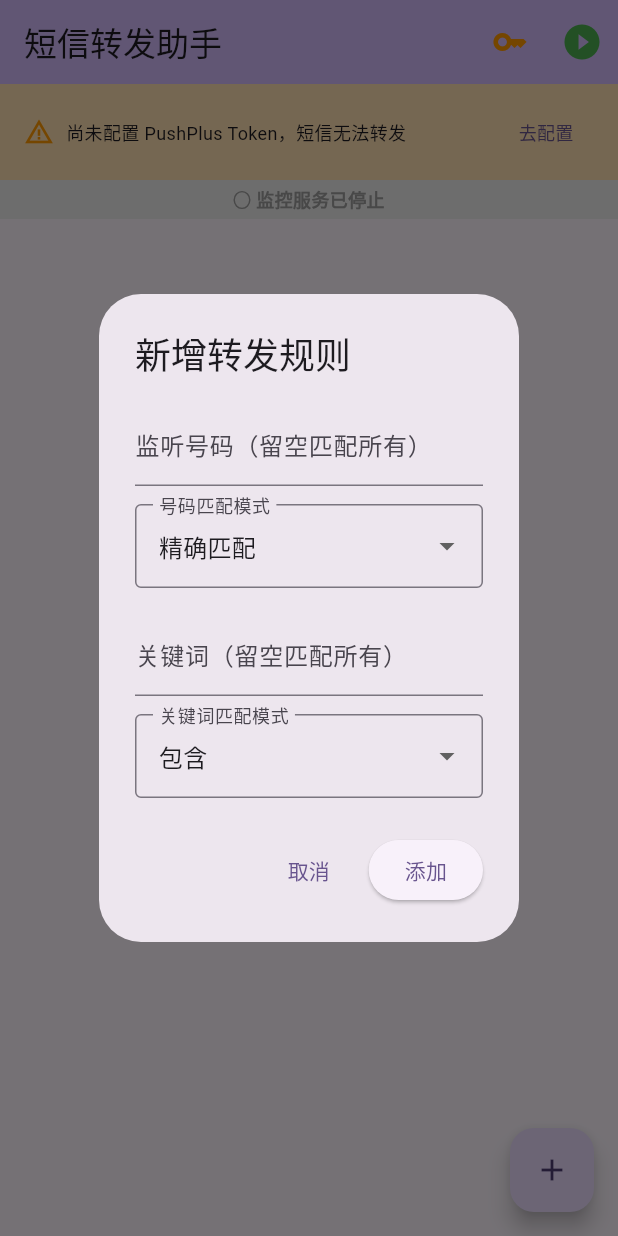
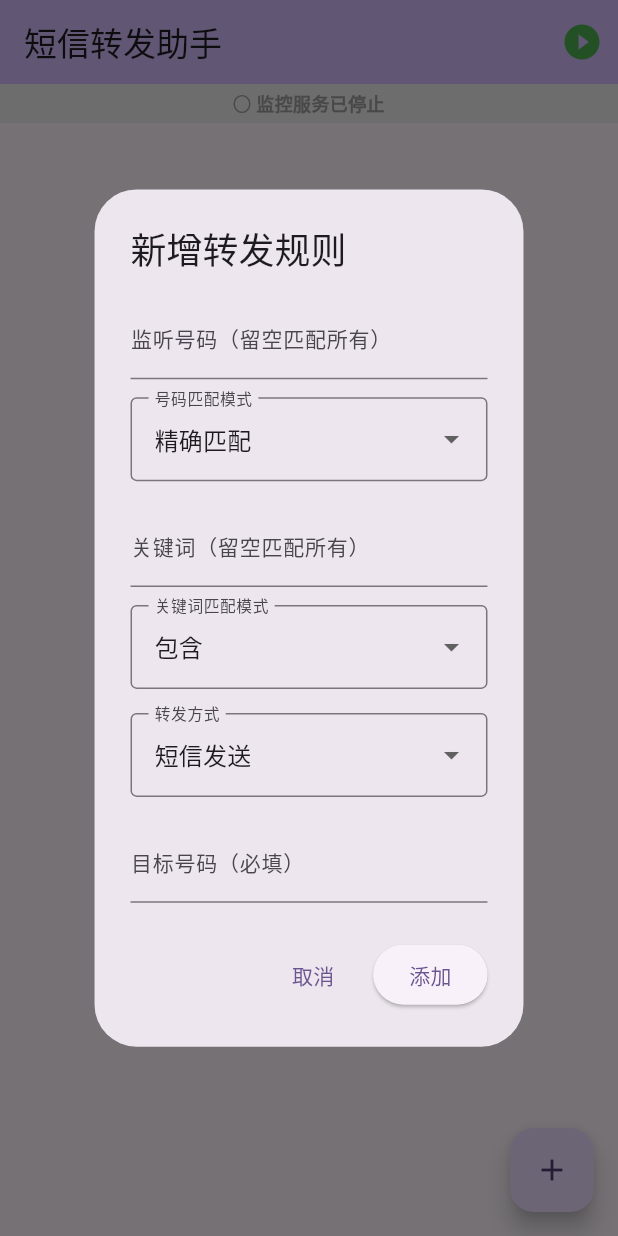
Before and after one commit to eason-zhou-233/EZ-SMS-Forwarder, a Flutter app: the screen it shows after launch, after a tap on the "add" icon, on a phone screen of 412 x 824 dp. Run offline on Flutter 3.47's test engine with Material 3 defaults, Android fonts, the phone set to English and light mode, and no system bars; our stand-ins replace flutter_local_notifications, permission_handler, shared_preferences; missing offline and left inert: another_telephony, flutter_background_service.

Commit message:
v1.2.0 增加钉钉群转发和短信转发功能

```diff
--- a/lib/main.dart
+++ b/lib/main.dart
@@ -9,8 +9,10 @@ import 'dart:ui';
 import 'package:flutter_background_service/flutter_background_service.dart';
 import 'package:flutter_local_notifications/flutter_local_notifications.dart';
 
-// --- 存储 Key 常量 ---
-const String _pushTokenKey = 'push_plus_token';
+// --- 转发方式常量 ---
+const String _forwardTypePushPlus = 'PushPlus推送';
+const String _forwardTypeSms = '短信发送';
+const String _forwardTypeDingTalk = '钉钉群';
 
 // --- 规则模型 ---
 class ForwardRule {
@@ -18,12 +20,27 @@ class ForwardRule {
   String keyword;
   String numberMatchType;
   String keywordMatchType;
+  String forwardType; // 转发方式
+  // PushPlus 配置
+  String pushPlusToken;
+  String pushPlusTopic;
+  String pushPlusTo;
+  // 短信转发 配置
+  String smsTargetNumber;
+  // 钉钉群 配置
+  String dingTalkAccessToken;
 
   ForwardRule({
     required this.targetNumber,
     required this.keyword,
     this.numberMatchType = '精确匹配',
     this.keywordMatchType = '包含',
+    this.forwardType = _forwardTypeSms,
+    this.pushPlusToken = '',
+    this.pushPlusTopic = '',
+    this.pushPlusTo = '',
+    this.smsTargetNumber = '',
+    this.dingTalkAccessToken = '',
   });
 
   Map<String, dynamic> toJson() => {
@@ -31,6 +48,12 @@ class ForwardRule {
     'keyword': keyword,
     'numberMatchType': numberMatchType,
     'keywordMatchType': keywordMatchType,
+    'forwardType': forwardType,
+    'pushPlusToken': pushPlusToken,
+    'pushPlusTopic': pushPlusTopic,
+    'pushPlusTo': pushPlusTo,
+    'smsTargetNumber': smsTargetNumber,
+    'dingTalkAccessToken': dingTalkAccessToken,
   };
 
   factory ForwardRule.fromJson(Map<String, dynamic> json) => ForwardRule(
@@ -38,6 +61,12 @@ class ForwardRule {
     keyword: json['keyword'] ?? '',
     numberMatchType: json['numberMatchType'] ?? '精确匹配',
     keywordMatchType: json['keywordMatchType'] ?? '包含',
+    forwardType: json['forwardType'] ?? _forwardTypeSms,
+    pushPlusToken: json['pushPlusToken'] ?? '',
+    pushPlusTopic: json['pushPlusTopic'] ?? '',
+    pushPlusTo: json['pushPlusTo'] ?? '',
+    smsTargetNumber: json['smsTargetNumber'] ?? '',
+    dingTalkAccessToken: json['dingTalkAccessToken'] ?? '',
   );
 }
 
@@ -183,8 +212,6 @@ Future<void> processSms(SmsMessage message) async {
   final sender = message.address ?? '';
   final content = message.body ?? '';
 
-  final token = prefs.getString(_pushTokenKey) ?? '';
-
   // 标准化后的号码，用于号码比较
   final normalizedSender = _normalizePhone(sender);
 
@@ -204,6 +231,7 @@ Future<void> processSms(SmsMessage message) async {
     debugPrint('规则-号码匹配模式: ${rule.numberMatchType}');
     debugPrint('规则-关键词: "${rule.keyword}"');
     debugPrint('规则-关键词匹配模式: ${rule.keywordMatchType}');
+    debugPrint('规则-转发方式: ${rule.forwardType}');
 
     final numberMatch = _isMatch(
       normalizedSender,
@@ -216,8 +244,8 @@ Future<void> processSms(SmsMessage message) async {
     debugPrint('关键词匹配结果: $keywordMatch');
 
     if (numberMatch && keywordMatch) {
-      debugPrint('>>> 规则匹配成功，开始转发 <<<');
-      await _sendToPushPlus(sender, content, token);
+      debugPrint('>>> 规则匹配成功，开始转发: ${rule.forwardType} <<<');
+      await _executeForward(rule, sender, content);
       debugPrint('==================================');
       return;
     }
@@ -226,36 +254,110 @@ Future<void> processSms(SmsMessage message) async {
   debugPrint('==================================');
 }
 
-Future<void> _sendToPushPlus(
+Future<void> _executeForward(
+  ForwardRule rule,
   String sender,
   String content,
-  String token,
 ) async {
-  if (token.isEmpty) {
+  switch (rule.forwardType) {
+    case _forwardTypePushPlus:
+      await _sendToPushPlus(rule, sender, content);
+      break;
+    case _forwardTypeSms:
+      await _sendBySms(rule, sender, content);
+      break;
+    case _forwardTypeDingTalk:
+      await _sendToDingTalk(rule, sender, content);
+      break;
+    default:
+      debugPrint("未知的转发方式: ${rule.forwardType}");
+  }
+}
+
+Future<void> _sendToPushPlus(
+  ForwardRule rule,
+  String sender,
+  String content,
+) async {
+  if (rule.pushPlusToken.isEmpty) {
     debugPrint("转发跳过: 未配置 PushPlus Token");
     return;
   }
   try {
+    final body = <String, dynamic>{
+      'token': rule.pushPlusToken,
+      'title': '【验证码】来自 $sender',
+      'content': content,
+      'channel': "wechat",
+    };
+    if (rule.pushPlusTopic.isNotEmpty) {
+      body['topic'] = rule.pushPlusTopic;
+    }
+    if (rule.pushPlusTo.isNotEmpty) {
+      body['to'] = rule.pushPlusTo;
+    }
     final response = await http
         .post(
           Uri.parse('https://www.pushplus.plus/send'),
           headers: {'Content-Type': 'application/json'},
+          body: jsonEncode(body),
+        )
+        .timeout(const Duration(seconds: 10));
+    debugPrint("PushPlus转发成功: ${response.body}");
+  } catch (e) {
+    debugPrint("PushPlus转发失败: $e");
+  }
+}
+
+Future<void> _sendBySms(ForwardRule rule, String sender, String content) async {
+  if (rule.smsTargetNumber.isEmpty) {
+    debugPrint("转发跳过: 未配置短信目标号码");
+    return;
+  }
+  try {
+    await Telephony.instance.sendSms(
+      to: rule.smsTargetNumber,
+      message: '【验证码】来自 $sender\n$content',
+    );
+    debugPrint("短信转发已发送");
+  } catch (e) {
+    debugPrint("短信转发失败: $e");
+  }
+}
+
+Future<void> _sendToDingTalk(
+  ForwardRule rule,
+  String sender,
+  String content,
+) async {
+  if (rule.dingTalkAccessToken.isEmpty) {
+    debugPrint("转发跳过: 未配置钉钉 Access Token");
+    return;
+  }
+  try {
+    final url = Uri.parse(
+      'https://oapi.dingtalk.com/robot/send?access_token=${rule.dingTalkAccessToken}',
+    );
+    final title = '短信转发 - 来自 $sender';
+    final text =
+        '**【验证码】**  \n'
+        '**发件人：** $sender  \n'
+        '**内容：** $content';
+    final response = await http
+        .post(
+          url,
+          headers: {'Content-Type': 'application/json'},
           body: jsonEncode({
-            'token': token,
-            'title': '【自动转发】来自 $sender',
-            'content': content,
-            'topic': "jfzx",
-            'channel': "wechat",
+            'msgtype': 'markdown',
+            'markdown': {'title': title, 'text': text},
           }),
         )
         .timeout(const Duration(seconds: 10));
-    debugPrint("转发成功: ${response.body}");
+    debugPrint("钉钉转发成功: ${response.body}");
   } catch (e) {
-    debugPrint("转发失败: $e");
+    debugPrint("钉钉转发失败: $e");
   }
 }
-
-// ------------------- UI 部分 -------------------
 
 void main() async {
   WidgetsFlutterBinding.ensureInitialized();
@@ -268,7 +370,14 @@ class MyApp extends StatelessWidget {
   @override
   Widget build(BuildContext context) {
     return MaterialApp(
-      theme: ThemeData(useMaterial3: true, colorSchemeSeed: Colors.deepPurple),
+      theme: ThemeData(
+        useMaterial3: true,
+        colorSchemeSeed: Colors.deepPurple,
+        inputDecorationTheme: const InputDecorationTheme(
+          labelStyle: TextStyle(fontSize: 14),
+          hintStyle: TextStyle(fontSize: 13),
+        ),
+      ),
       home: const HomeScreen(),
     );
   }
@@ -286,8 +395,6 @@ class _HomeScreenState extends State<HomeScreen> with WidgetsBindingObserver {
   bool _isServiceRunning = false;
   bool _smsPermissionGranted = false;
   bool _notificationPermissionGranted = false;
-  String _pushToken = '';
-  final TextEditingController _tokenController = TextEditingController();
 
   @override
   void initState() {
@@ -299,7 +406,6 @@ class _HomeScreenState extends State<HomeScreen> with WidgetsBindingObserver {
   @override
   void dispose() {
     WidgetsBinding.instance.removeObserver(this);
-    _tokenController.dispose();
     super.dispose();
   }
 
@@ -344,7 +450,6 @@ class _HomeScreenState extends State<HomeScreen> with WidgetsBindingObserver {
       _checkServiceStatus();
       _checkBatteryOptimization();
       _loadRules();
-      _loadToken();
     } catch (e) {
       debugPrint("初始化失败: $e");
     }
@@ -423,31 +528,6 @@ class _HomeScreenState extends State<HomeScreen> with WidgetsBindingObserver {
           const SnackBar(content: Text('保存规则失败'), backgroundColor: Colors.red),
         );
       }
-    }
-  }
-
-  Future<void> _loadToken() async {
-    try {
-      final prefs = await SharedPreferences.getInstance();
-      final token = prefs.getString(_pushTokenKey) ?? '';
-      _tokenController.text = token;
-      if (mounted) {
-        setState(() => _pushToken = token);
-      }
-    } catch (e) {
-      debugPrint("加载Token失败: $e");
-    }
-  }
-
-  Future<void> _saveToken(String token) async {
-    try {
-      final prefs = await SharedPreferences.getInstance();
-      await prefs.setString(_pushTokenKey, token.trim());
-      if (mounted) {
-        setState(() => _pushToken = token.trim());
-      }
-    } catch (e) {
-      debugPrint("保存Token失败: $e");
     }
   }
 
@@ -530,23 +610,46 @@ class _HomeScreenState extends State<HomeScreen> with WidgetsBindingObserver {
     final keyCtrl = TextEditingController(text: existingRule?.keyword ?? '');
     String numberMatchType = existingRule?.numberMatchType ?? '精确匹配';
     String keywordMatchType = existingRule?.keywordMatchType ?? '包含';
+    String forwardType = existingRule?.forwardType ?? _forwardTypeSms;
+    // 各转发方式的配置
+    final ppTokenCtrl = TextEditingController(
+      text: existingRule?.pushPlusToken ?? '',
+    );
+    final ppTopicCtrl = TextEditingController(
+      text: existingRule?.pushPlusTopic ?? '',
+    );
+    final ppToCtrl = TextEditingController(
+      text: existingRule?.pushPlusTo ?? '',
+    );
+    final smsTargetCtrl = TextEditingController(
+      text: existingRule?.smsTargetNumber ?? '',
+    );
+    final dtTokenCtrl = TextEditingController(
+      text: existingRule?.dingTalkAccessToken ?? '',
+    );
 
     showDialog(
       context: context,
       builder: (context) => StatefulBuilder(
         builder: (context, setDialogState) => AlertDialog(
+          insetPadding: const EdgeInsets.symmetric(
+            horizontal: 16,
+            vertical: 24,
+          ),
           title: Text(isEdit ? '编辑转发规则' : '新增转发规则'),
           content: SingleChildScrollView(
             child: Column(
               mainAxisSize: MainAxisSize.min,
+              crossAxisAlignment: CrossAxisAlignment.stretch,
               children: [
+                // --- 监听号码 ---
                 TextField(
                   controller: numCtrl,
                   decoration: const InputDecoration(labelText: '监听号码（留空匹配所有）'),
                 ),
                 const SizedBox(height: 12),
                 DropdownButtonFormField<String>(
-                  value: numberMatchType,
+                  initialValue: numberMatchType,
                   decoration: const InputDecoration(
                     labelText: '号码匹配模式',
                     border: OutlineInputBorder(),
@@ -561,13 +664,14 @@ class _HomeScreenState extends State<HomeScreen> with WidgetsBindingObserver {
                       setDialogState(() => numberMatchType = val!),
                 ),
                 const SizedBox(height: 16),
+                // --- 关键词 ---
                 TextField(
                   controller: keyCtrl,
                   decoration: const InputDecoration(labelText: '关键词（留空匹配所有）'),
                 ),
                 const SizedBox(height: 12),
                 DropdownButtonFormField<String>(
-                  value: keywordMatchType,
+                  initialValue: keywordMatchType,
                   decoration: const InputDecoration(
                     labelText: '关键词匹配模式',
                     border: OutlineInputBorder(),
@@ -581,6 +685,76 @@ class _HomeScreenState extends State<HomeScreen> with WidgetsBindingObserver {
                   onChanged: (val) =>
                       setDialogState(() => keywordMatchType = val!),
                 ),
+                const SizedBox(height: 16),
+                // --- 转发方式 ---
+                DropdownButtonFormField<String>(
+                  initialValue: forwardType,
+                  decoration: const InputDecoration(
+                    labelText: '转发方式',
+                    border: OutlineInputBorder(),
+                  ),
+                  items: const [
+                    DropdownMenuItem(
+                      value: _forwardTypeSms,
+                      child: Text('短信发送'),
+                    ),
+                    DropdownMenuItem(
+                      value: _forwardTypeDingTalk,
+                      child: Text('钉钉群'),
+                    ),
+                    DropdownMenuItem(
+                      value: _forwardTypePushPlus,
+                      child: Text('PushPlus微信公众号推送'),
+                    ),
+                  ],
+                  onChanged: (val) => setDialogState(() => forwardType = val!),
+                ),
+                const SizedBox(height: 16),
+                // --- PushPlus 配置 ---
+                if (forwardType == _forwardTypePushPlus) ...[
+                  TextField(
+                    controller: ppTokenCtrl,
+                    decoration: const InputDecoration(
+                      labelText: 'PushPlus Token（必填）',
+                      hintText: '在 pushplus.plus 官网获取',
+                    ),
+                  ),
+                  const SizedBox(height: 12),
+                  TextField(
+                    controller: ppTopicCtrl,
+                    decoration: const InputDecoration(
+                      labelText: 'topic（群组编码，选填）',
+                      hintText: 'PushPlus群组编码，用于群发',
+                    ),
+                  ),
+                  const SizedBox(height: 12),
+                  TextField(
+                    controller: ppToCtrl,
+                    decoration: const InputDecoration(
+                      labelText: 'to（好友令牌，选填）',
+                      hintText: '多个令牌用英文逗号分隔',
+                    ),
+                  ),
+                ],
+                // --- 短信发送 配置 ---
+                if (forwardType == _forwardTypeSms)
+                  TextField(
+                    controller: smsTargetCtrl,
+                    keyboardType: TextInputType.phone,
+                    decoration: const InputDecoration(
+                      labelText: '目标号码（必填）',
+                      hintText: '短信将转发到此号码',
+                    ),
+                  ),
+                // --- 钉钉群 配置 ---
+                if (forwardType == _forwardTypeDingTalk)
+                  TextField(
+                    controller: dtTokenCtrl,
+                    decoration: const InputDecoration(
+                      labelText: 'Access Token（必填）',
+                      hintText: '钉钉群机器人的 access_token',
+                    ),
+                  ),
               ],
             ),
           ),
@@ -596,6 +770,12 @@ class _HomeScreenState extends State<HomeScreen> with WidgetsBindingObserver {
                   keyword: keyCtrl.text.trim(),
                   numberMatchType: numberMatchType,
                   keywordMatchType: keywordMatchType,
+                  forwardType: forwardType,
+                  pushPlusToken: ppTokenCtrl.text.trim(),
+                  pushPlusTopic: ppTopicCtrl.text.trim(),
+                  pushPlusTo: ppToCtrl.text.trim(),
+                  smsTargetNumber: smsTargetCtrl.text.trim(),
+                  dingTalkAccessToken: dtTokenCtrl.text.trim(),
                 );
                 setState(() {
                   if (isEdit) {
@@ -615,35 +795,6 @@ class _HomeScreenState extends State<HomeScreen> with WidgetsBindingObserver {
     );
   }
 
-  void _showTokenDialog() {
-    showDialog(
-      context: context,
-      builder: (context) => AlertDialog(
-        title: const Text('PushPlus Token'),
-        content: TextField(
-          controller: _tokenController,
-          decoration: const InputDecoration(
-            labelText: '请输入 PushPlus Token',
-            hintText: '在 pushplus.plus 官网获取',
-          ),
-        ),
-        actions: [
-          TextButton(
-            onPressed: () => Navigator.pop(context),
-            child: const Text('取消'),
-          ),
-          ElevatedButton(
-            onPressed: () {
-              _saveToken(_tokenController.text);
-              Navigator.pop(context);
-            },
-            child: const Text('保存'),
-          ),
-        ],
-      ),
-    );
-  }
-
   @override
   Widget build(BuildContext context) {
     return Scaffold(
@@ -651,14 +802,6 @@ class _HomeScreenState extends State<HomeScreen> with WidgetsBindingObserver {
         title: const Text('短信转发助手'),
         backgroundColor: Theme.of(context).colorScheme.inversePrimary,
         actions: [
-          IconButton(
-            icon: Icon(
-              Icons.key,
-              color: _pushToken.isEmpty ? Colors.orange : Colors.green,
-            ),
-            onPressed: _showTokenDialog,
-            tooltip: _pushToken.isEmpty ? "未配置Token" : "已配置Token",
-          ),
           IconButton(
             icon: Icon(
               _isServiceRunning ? Icons.stop_circle : Icons.play_circle_filled,
@@ -715,32 +858,6 @@ class _HomeScreenState extends State<HomeScreen> with WidgetsBindingObserver {
                   TextButton(
                     onPressed: _openSmsSettings,
                     child: const Text("去设置", style: TextStyle(fontSize: 12)),
-                  ),
-                ],
-              ),
-            ),
-          if (_pushToken.isEmpty)
-            Container(
-              width: double.infinity,
-              color: Colors.orange.shade100,
-              padding: const EdgeInsets.symmetric(vertical: 8, horizontal: 16),
-              child: Row(
-                children: [
-                  const Icon(
-                    Icons.warning_amber,
-                    color: Colors.orange,
-                    size: 20,
-                  ),
-                  const SizedBox(width: 8),
-                  const Expanded(
-                    child: Text(
-                      "尚未配置 PushPlus Token，短信无法转发",
-                      style: TextStyle(fontSize: 12),
-                    ),
-                  ),
-                  TextButton(
-                    onPressed: _showTokenDialog,
-                    child: const Text("去配置", style: TextStyle(fontSize: 12)),
                   ),
                 ],
               ),
@@ -813,7 +930,10 @@ class _HomeScreenState extends State<HomeScreen> with WidgetsBindingObserver {
                                       rule.targetNumber.isEmpty
                                           ? "监听号码: 所有号码"
                                           : "监听号码: ${rule.targetNumber}",
-                                      style: const TextStyle(fontSize: 15),
+                                      style: const TextStyle(
+                                        fontSize: 15,
+                                        fontWeight: FontWeight.bold,
+                                      ),
                                     ),
                                     const SizedBox(height: 6),
                                     Text(
@@ -829,6 +949,14 @@ class _HomeScreenState extends State<HomeScreen> with WidgetsBindingObserver {
                                           ? "关键词: 所有内容"
                                           : "关键词: ${rule.keyword}",
                                       style: const TextStyle(fontSize: 13),
+                                    ),
+                                    const SizedBox(height: 4),
+                                    Text(
+                                      "转发方式: ${rule.forwardType}",
+                                      style: const TextStyle(
+                                        fontSize: 13,
+                                        fontWeight: FontWeight.w500,
+                                      ),
                                     ),
                                   ],
                                 ),
@@ -846,7 +974,7 @@ class _HomeScreenState extends State<HomeScreen> with WidgetsBindingObserver {
                                       size: 24,
                                     ),
                                   ),
-                                  const SizedBox(height: 12),
+                                  const SizedBox(height: 26),
                                   InkWell(
                                     onTap: () => _confirmDelete(index),
                                     child: const Icon(
```
Also changed, not shown: 1 other file.
